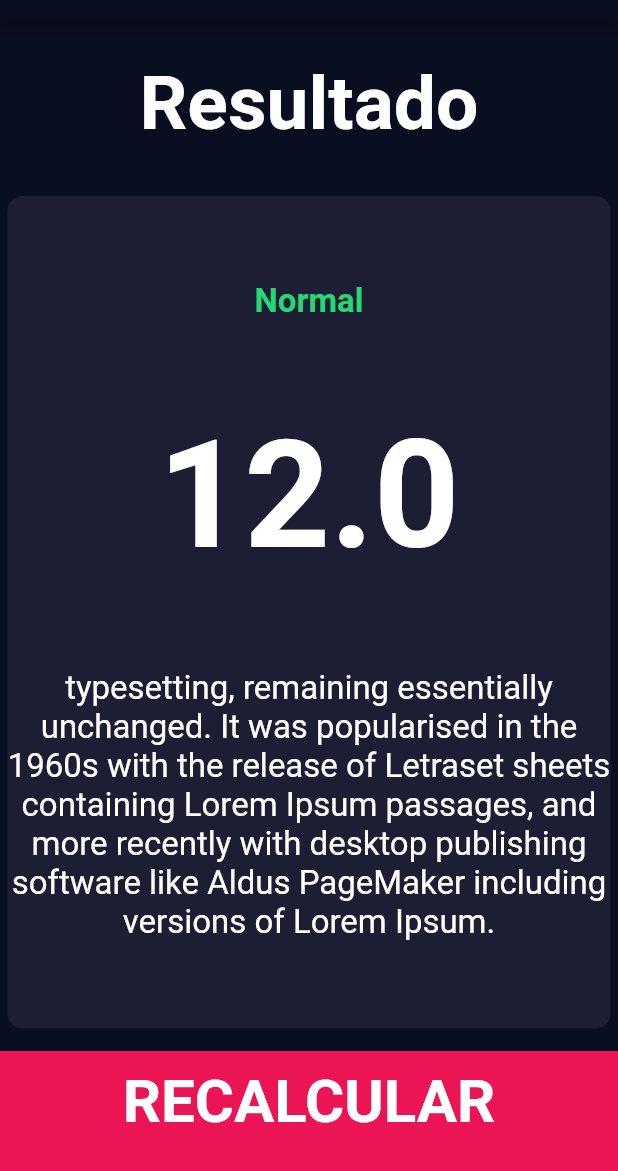
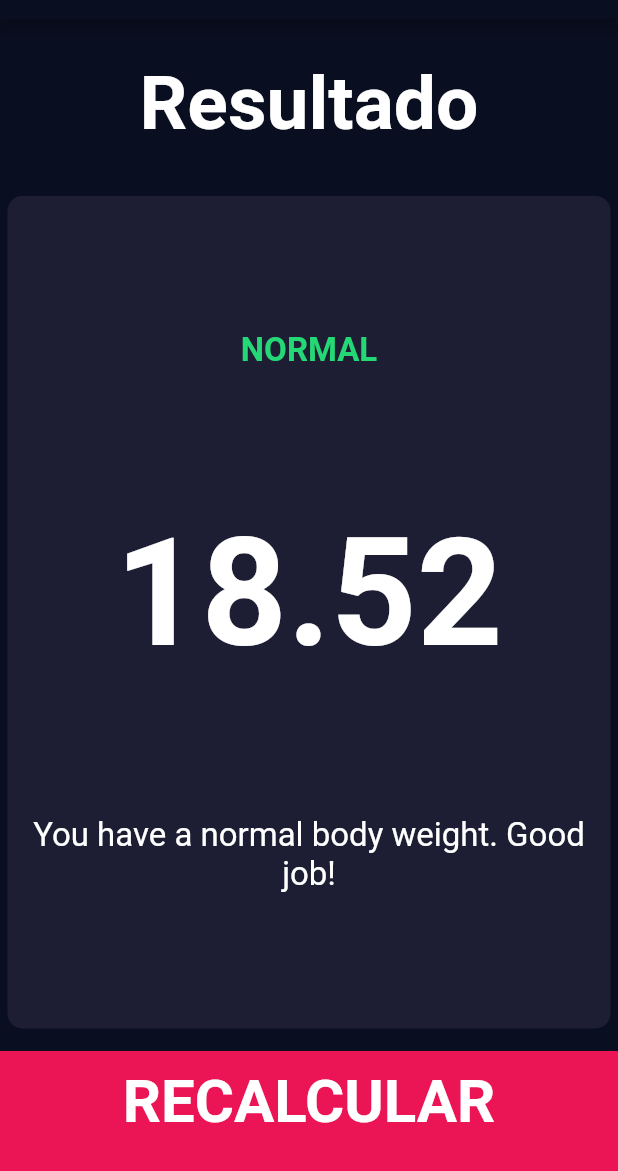
Before and after one commit to edilson14/bmi_calculator, a Flutter app: the screen it shows after launch, after a tap on "Calcular", on a phone screen of 412 x 824 dp, the part 65-1236 px from its top. Run offline on Flutter 3.47's test engine with Material 2 defaults, Android fonts, the phone set to English and light mode, and no system bars; our stand-ins replace font_awesome_flutter.

Commit message:
calculing bmi

```diff
--- a/lib/components/resultScreen.dart
+++ b/lib/components/resultScreen.dart
@@ -3,20 +3,25 @@ import 'package:flutter/material.dart';
 //Environments
 import '../environments/constants.dart';
 
-Widget buildResultWidget() => Column(
+Widget buildResultWidget({
+  @required String result,
+  @required String resultText,
+  @required String resultInterpretation,
+}) =>
+    Column(
       mainAxisAlignment: MainAxisAlignment.spaceEvenly,
       crossAxisAlignment: CrossAxisAlignment.center,
       children: <Widget>[
         Text(
-          'Normal',
+          resultText.toUpperCase(),
           style: kResultTextStyle,
         ),
         Text(
-          '12.0',
+          result,
           style: kBIMTexStyle,
         ),
         Text(
-          'typesetting, remaining essentially unchanged. It was popularised in the 1960s with the release of Letraset sheets containing Lorem Ipsum passages, and more recently with desktop publishing software like Aldus PageMaker including versions of Lorem Ipsum.',
+          resultInterpretation,
           style: kBodyTextStyle,
           textAlign: TextAlign.center,
         ),
--- /dev/null
+++ b/lib/models/calculatorbrain.dart
@@ -0,0 +1,39 @@
+import 'dart:math';
+
+class CalculatorBrain {
+  int weight;
+  int height;
+  double _bmi;
+
+  CalculatorBrain({
+    this.height,
+    this.weight,
+  });
+
+  String calculateBMI() {
+    ///dived [height] to convert cm to meters
+    _bmi = weight / pow(height / 100, 2);
+
+    return _bmi.toStringAsFixed(2);
+  }
+
+  String getResult() {
+    if (_bmi >= 25) {
+      return 'Acima do Peso';
+    } else if (_bmi >= 18.5) {
+      return 'Normal';
+    } else {
+      return 'Abaixo do peso';
+    }
+  }
+
+  String getInterpetation() {
+    if (_bmi >= 25) {
+      return 'You have a higher than normal body weight. Try to exercise more.';
+    } else if (_bmi >= 18.5) {
+      return 'You have a normal body weight. Good job!';
+    } else {
+      return 'You have a lower than normal body weight. You can eat a bit more.';
+    }
+  }
+}
--- a/lib/pages/home.dart
+++ b/lib/pages/home.dart
@@ -3,6 +3,9 @@ import 'package:font_awesome_flutter/font_awesome_flutter.dart';
 
 //PAGES
 import 'resultPage.dart';
+
+//UTILS
+import '../models/calculatorbrain.dart';
 
 ///Components
 import '../components/card.dart';
@@ -110,12 +113,22 @@ class _InputPageState extends State<InputPage> {
           ),
           BottomButton(
             label: 'Calcular',
-            onPressCallBack: () => Navigator.push(
-              context,
-              MaterialPageRoute(
-                builder: (context) => ResultPage(),
-              ),
-            ),
+            onPressCallBack: () {
+              CalculatorBrain calculator = new CalculatorBrain(
+                height: startHeight,
+                weight: startWeight,
+              );
+              Navigator.push(
+                context,
+                MaterialPageRoute(
+                  builder: (context) => ResultPage(
+                    bmiResult: calculator.calculateBMI(),
+                    bmiResultText: calculator.getResult(),
+                    interpretation: calculator.getInterpetation(),
+                  ),
+                ),
+              );
+            },
           ),
         ],
       ),
--- a/lib/pages/resultPage.dart
+++ b/lib/pages/resultPage.dart
@@ -9,6 +9,16 @@ import '../components/bottomButton.dart';
 import '../environments/constants.dart';
 
 class ResultPage extends StatelessWidget {
+  final String bmiResult;
+  final String bmiResultText;
+  final String interpretation;
+
+  ResultPage({
+    @required this.bmiResult,
+    @required this.bmiResultText,
+    @required this.interpretation,
+  });
+
   @override
   Widget build(BuildContext context) {
     return Scaffold(
@@ -33,7 +43,11 @@ class ResultPage extends StatelessWidget {
             flex: 5,
             child: ReusableCard(
               backgroundColor: kActiveCardColor,
-              cardChild: buildResultWidget(),
+              cardChild: buildResultWidget(
+                result: bmiResult,
+                resultInterpretation: interpretation,
+                resultText: bmiResultText,
+              ),
             ),
           ),
           BottomButton(
```
